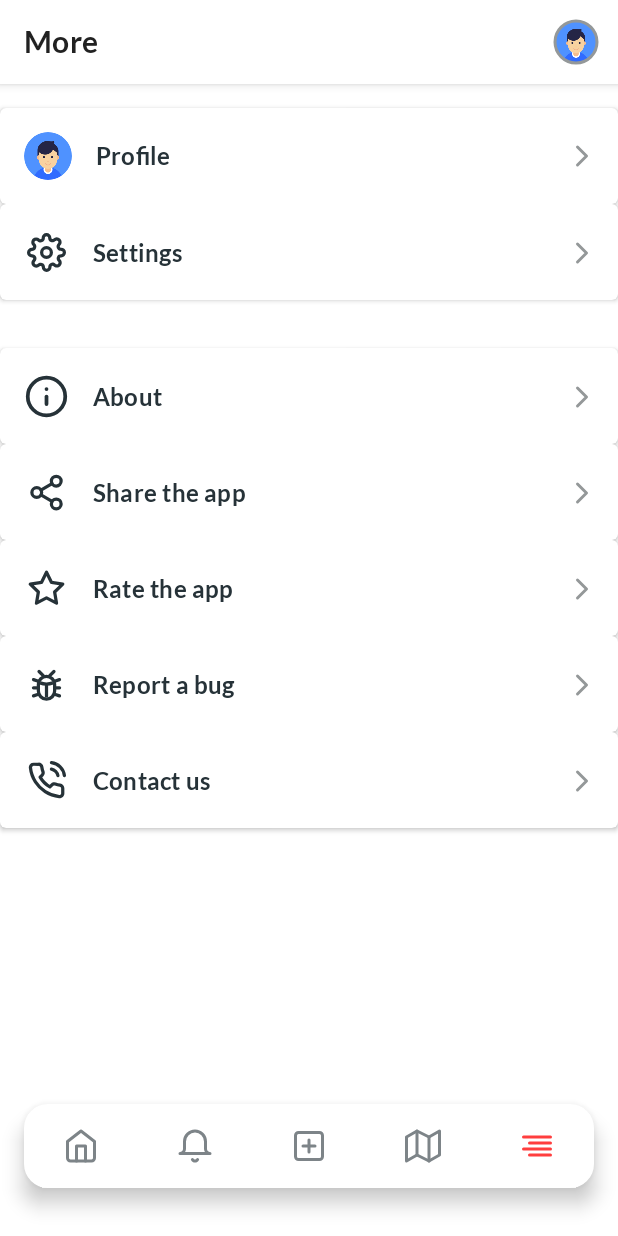
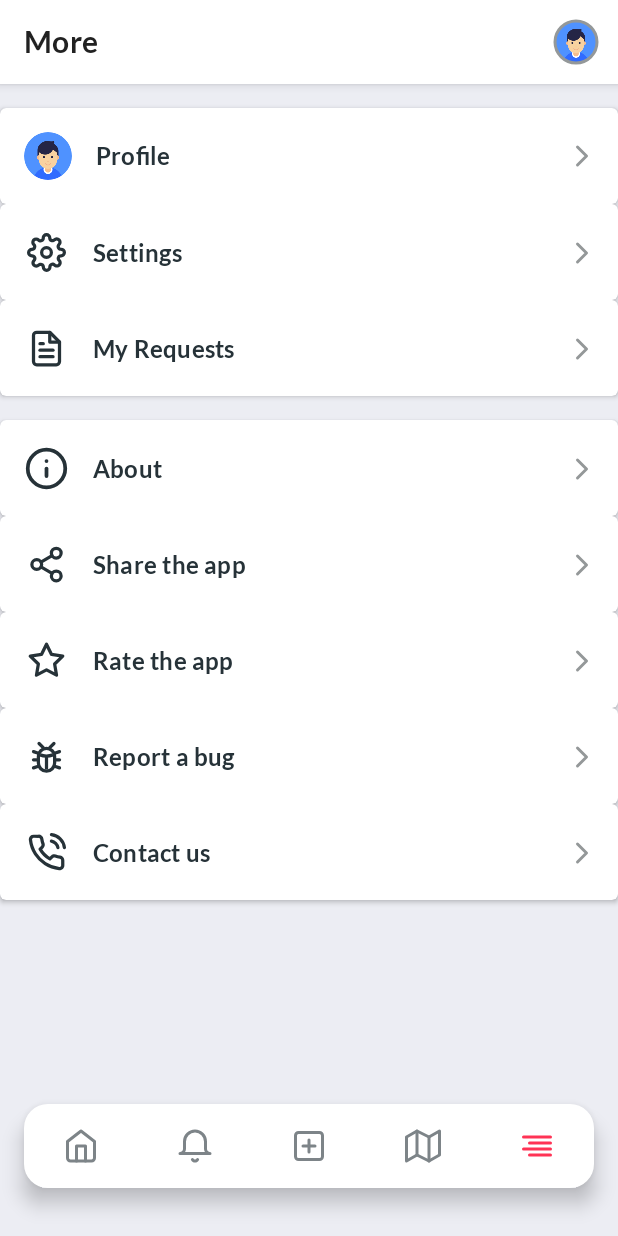
Before and after one commit to arch10/BloodBank, an Android app: the MoreFragment screen opened through its navigation route, on a phone screen of 412 x 824 dp. Run offline under Robolectric (Android 15) with nearby library versions, the light colour scheme and no system bars; our stand-ins replace Firebase (no records; nobody signed in at launch, a user with empty details on screens opened directly), navigation-ui; pictures from the network do not load.

Commit message:
changed primary color and background color

```diff
--- a/app/src/main/java/com/gigaworks/tech/bloodbank/ui/home/fragments/MoreFragment.kt
+++ b/app/src/main/java/com/gigaworks/tech/bloodbank/ui/home/fragments/MoreFragment.kt
@@ -34,7 +34,7 @@ class MoreFragment: BaseFragment<FragmentMoreBinding>() {
         binding.card1.setOnClickListener {
             startActivity(Intent(activity, ProfileActivity::class.java))
         }
-        binding.card3.setOnClickListener {
+        binding.card2.setOnClickListener {
             startActivity(Intent(activity, SettingsActivity::class.java))
         }
         return binding.root
--- /dev/null
+++ b/app/src/main/res/drawable/file_text.xml
@@ -0,0 +1,41 @@
+<vector xmlns:android="http://schemas.android.com/apk/res/android"
+    android:width="24dp"
+    android:height="24dp"
+    android:viewportWidth="24"
+    android:viewportHeight="24">
+  <path
+      android:pathData="M14,2H6C5.4696,2 4.9609,2.2107 4.5858,2.5858C4.2107,2.9609 4,3.4696 4,4V20C4,20.5304 4.2107,21.0391 4.5858,21.4142C4.9609,21.7893 5.4696,22 6,22H18C18.5304,22 19.0391,21.7893 19.4142,21.4142C19.7893,21.0391 20,20.5304 20,20V8L14,2Z"
+      android:strokeLineJoin="round"
+      android:strokeWidth="2"
+      android:fillColor="#00000000"
+      android:strokeColor="#263238"
+      android:strokeLineCap="round"/>
+  <path
+      android:pathData="M14,2V8H20"
+      android:strokeLineJoin="round"
+      android:strokeWidth="2"
+      android:fillColor="#00000000"
+      android:strokeColor="#263238"
+      android:strokeLineCap="round"/>
+  <path
+      android:pathData="M16,13H8"
+      android:strokeLineJoin="round"
+      android:strokeWidth="2"
+      android:fillColor="#00000000"
+      android:strokeColor="#263238"
+      android:strokeLineCap="round"/>
+  <path
+      android:pathData="M16,17H8"
+      android:strokeLineJoin="round"
+      android:strokeWidth="2"
+      android:fillColor="#00000000"
+      android:strokeColor="#263238"
+      android:strokeLineCap="round"/>
+  <path
+      android:pathData="M10,9H9H8"
+      android:strokeLineJoin="round"
+      android:strokeWidth="2"
+      android:fillColor="#00000000"
+      android:strokeColor="#263238"
+      android:strokeLineCap="round"/>
+</vector>
--- a/app/src/main/res/layout/activity_new_request.xml
+++ b/app/src/main/res/layout/activity_new_request.xml
@@ -24,6 +24,7 @@
     <androidx.core.widget.NestedScrollView
         android:layout_width="match_parent"
         android:layout_height="match_parent"
+        android:background="?attr/colorSurface"
         app:layout_behavior="com.google.android.material.appbar.AppBarLayout$ScrollingViewBehavior">
 
         <androidx.constraintlayout.widget.ConstraintLayout
--- a/app/src/main/res/layout/activity_profile.xml
+++ b/app/src/main/res/layout/activity_profile.xml
@@ -271,7 +271,7 @@
             <com.google.android.material.card.MaterialCardView
                 android:layout_width="match_parent"
                 android:layout_height="72dp"
-                android:layout_marginTop="@dimen/space_l"
+                android:layout_marginTop="@dimen/space_m"
                 android:clickable="true"
                 android:focusable="true"
                 app:cardCornerRadius="0dp"
@@ -396,7 +396,7 @@
                 android:id="@+id/signOutCard"
                 android:layout_width="match_parent"
                 android:layout_height="56dp"
-                android:layout_marginTop="@dimen/space_xl"
+                android:layout_marginTop="@dimen/space_l"
                 android:layout_marginBottom="@dimen/space_xl"
                 android:clickable="true"
                 android:focusable="true"
--- a/app/src/main/res/layout/activity_settings.xml
+++ b/app/src/main/res/layout/activity_settings.xml
@@ -26,6 +26,7 @@
         android:id="@+id/profileView"
         android:layout_width="match_parent"
         android:layout_height="match_parent"
+        android:background="?attr/colorSurface"
         app:layout_behavior="com.google.android.material.appbar.AppBarLayout$ScrollingViewBehavior">
 
         <LinearLayout
--- a/app/src/main/res/layout/fragment_basic_details.xml
+++ b/app/src/main/res/layout/fragment_basic_details.xml
@@ -4,6 +4,7 @@
     android:layout_height="match_parent"
     xmlns:app="http://schemas.android.com/apk/res-auto"
     xmlns:tools="http://schemas.android.com/tools"
+    android:background="?attr/colorSurface"
     tools:context=".ui.getdetails.fragments.BasicDetailsFragment">
 
     <com.google.android.material.appbar.AppBarLayout
--- a/app/src/main/res/layout/fragment_confirm_register.xml
+++ b/app/src/main/res/layout/fragment_confirm_register.xml
@@ -4,6 +4,7 @@
     xmlns:tools="http://schemas.android.com/tools"
     android:layout_width="match_parent"
     android:layout_height="match_parent"
+    android:background="?attr/colorSurface"
     tools:context=".ui.register.fragments.ConfirmRegisterFragment">
 
 
--- a/app/src/main/res/layout/fragment_more.xml
+++ b/app/src/main/res/layout/fragment_more.xml
@@ -71,7 +71,7 @@
         </com.google.android.material.card.MaterialCardView>
 
         <com.google.android.material.card.MaterialCardView
-            android:id="@+id/card3"
+            android:id="@+id/card2"
             android:layout_width="match_parent"
             android:layout_height="wrap_content"
             android:clickable="true"
@@ -90,7 +90,7 @@
                     android:layout_width="30dp"
                     android:layout_height="30dp"
                     android:layout_marginStart="@dimen/space_l"
-                    android:contentDescription="@string/night_mode_icon"
+                    android:contentDescription="@string/settings"
                     android:padding="2dp"
                     app:layout_constraintBottom_toBottomOf="parent"
                     app:layout_constraintStart_toStartOf="parent"
@@ -130,10 +130,69 @@
         </com.google.android.material.card.MaterialCardView>
 
         <com.google.android.material.card.MaterialCardView
+            android:id="@+id/card3"
+            android:layout_width="match_parent"
+            android:layout_height="wrap_content"
+            android:clickable="true"
+            android:focusable="true"
+            app:cardElevation="2dp"
+            app:layout_constraintEnd_toEndOf="parent"
+            app:layout_constraintStart_toStartOf="parent"
+            app:layout_constraintTop_toBottomOf="@+id/card2">
+
+            <androidx.constraintlayout.widget.ConstraintLayout
+                android:layout_width="match_parent"
+                android:layout_height="64dp">
+
+                <ImageView
+                    android:id="@+id/myRequestIcon"
+                    android:layout_width="30dp"
+                    android:layout_height="30dp"
+                    android:layout_marginStart="@dimen/space_l"
+                    android:contentDescription="@string/my_requests"
+                    android:padding="2dp"
+                    app:layout_constraintBottom_toBottomOf="parent"
+                    app:layout_constraintStart_toStartOf="parent"
+                    app:layout_constraintTop_toTopOf="parent"
+                    app:srcCompat="@drawable/file_text"
+                    app:tint="?attr/colorTextPrimary" />
+
+                <TextView
+                    android:id="@+id/myRequestText"
+                    android:layout_width="wrap_content"
+                    android:layout_height="wrap_content"
+                    android:layout_centerVertical="true"
+                    android:layout_marginStart="@dimen/space_l"
+                    android:layout_toEndOf="@+id/myRequestIcon"
+                    android:text="@string/my_requests"
+                    android:textAppearance="@style/TextAppearance.BloodBank.Subtitle1"
+                    android:textColor="?attr/colorTextPrimary"
+                    app:layout_constraintBottom_toBottomOf="@+id/myRequestIcon"
+                    app:layout_constraintStart_toEndOf="@+id/myRequestIcon"
+                    app:layout_constraintTop_toTopOf="@+id/myRequestIcon" />
+
+                <ImageView
+                    android:id="@+id/myRequestNext"
+                    android:layout_width="24dp"
+                    android:layout_height="24dp"
+                    android:layout_alignParentEnd="true"
+                    android:layout_centerVertical="true"
+                    android:layout_marginEnd="12dp"
+                    android:contentDescription="@string/next"
+                    android:src="@drawable/chevron_right"
+                    app:layout_constraintBottom_toBottomOf="@+id/myRequestText"
+                    app:layout_constraintEnd_toEndOf="parent"
+                    app:layout_constraintTop_toTopOf="@+id/myRequestText"
+                    app:tint="?attr/colorTextDisabled" />
+
+            </androidx.constraintlayout.widget.ConstraintLayout>
+        </com.google.android.material.card.MaterialCardView>
+
+        <com.google.android.material.card.MaterialCardView
             android:id="@+id/card4"
             android:layout_width="match_parent"
             android:layout_height="wrap_content"
-            android:layout_marginTop="32dp"
+            android:layout_marginTop="@dimen/space_l"
             android:clickable="true"
             android:focusable="true"
             app:cardElevation="2dp"
--- a/app/src/main/res/layout/fragment_register_location.xml
+++ b/app/src/main/res/layout/fragment_register_location.xml
@@ -4,6 +4,7 @@
     android:layout_height="match_parent"
     xmlns:tools="http://schemas.android.com/tools"
     xmlns:app="http://schemas.android.com/apk/res-auto"
+    android:background="?attr/colorSurface"
     tools:context=".ui.getdetails.fragments.LocationFragment">
 
     <com.google.android.material.appbar.AppBarLayout
--- a/app/src/main/res/layout/fragment_register_phone.xml
+++ b/app/src/main/res/layout/fragment_register_phone.xml
@@ -4,6 +4,7 @@
     xmlns:tools="http://schemas.android.com/tools"
     android:layout_width="match_parent"
     android:layout_height="match_parent"
+    android:background="?attr/colorSurface"
     tools:context=".ui.register.fragments.RegisterPhoneFragment">
 
     <com.google.android.material.appbar.AppBarLayout
--- a/app/src/main/res/layout/fragment_set_name.xml
+++ b/app/src/main/res/layout/fragment_set_name.xml
@@ -4,6 +4,7 @@
     xmlns:tools="http://schemas.android.com/tools"
     android:layout_width="match_parent"
     android:layout_height="match_parent"
+    android:background="?attr/colorSurface"
     tools:context=".ui.getdetails.fragments.SetNameFragment">
 
     <com.google.android.material.appbar.AppBarLayout
--- a/app/src/main/res/values-night/colors.xml
+++ b/app/src/main/res/values-night/colors.xml
@@ -2,8 +2,8 @@
 <resources>
 
     <!-- Primary Shades -->
-    <color name="primaryColor">#FF6464</color>
-    <color name="primaryColorDark">#FF6464</color>
+    <color name="primaryColor">#f26477</color>
+    <color name="primaryColorDark">#ff3355</color>
 
     <!-- Secondary Shades -->
     <color name="secondaryColor">#646B9D</color>
--- a/app/src/main/res/values/colors.xml
+++ b/app/src/main/res/values/colors.xml
@@ -2,15 +2,15 @@
 <resources>
 
     <!-- Primary Shades -->
-    <color name="primaryColor">#FF3E3E</color>
-    <color name="primaryColorDark">#c40016</color>
+    <color name="primaryColor">#ff3355</color>
+    <color name="primaryColorDark">#e50033</color>
 
     <!-- Secondary Shades -->
     <color name="secondaryColor">#3E4685</color>
     <color name="secondaryColorDark">#071f58</color>
 
     <!-- Light Shades -->
-    <color name="backgroundColor">#ffffff</color>
+    <color name="backgroundColor">#ECEDF3</color>
     <color name="surfaceColor">#ffffff</color>
     <color name="errorColor">#E2363F</color>
     <color name="primaryTextColor">#263238</color>
--- a/app/src/main/res/values/strings.xml
+++ b/app/src/main/res/values/strings.xml
@@ -67,4 +67,5 @@
     <string name="discard">Discard</string>
     <string name="discard_otp_title">Discard OTP verification ?</string>
     <string name="discard_otp_subtitle">Do you want to discard the OTP verification ?</string>
+    <string name="my_requests">My Requests</string>
 </resources>
--- a/app/src/main/res/values/themes.xml
+++ b/app/src/main/res/values/themes.xml
@@ -19,6 +19,7 @@
         <!-- Color Themes -->
         <item name="colorSurface">@color/surfaceColor</item>
         <item name="colorError">@color/errorColor</item>
+        <item name="android:colorBackground">@color/backgroundColor</item>
         <item name="colorOnSurface">@color/primaryTextColor</item>
         <item name="colorOnError">@color/accentTextColor</item>
         <!-- Custom Color Themes -->
```
